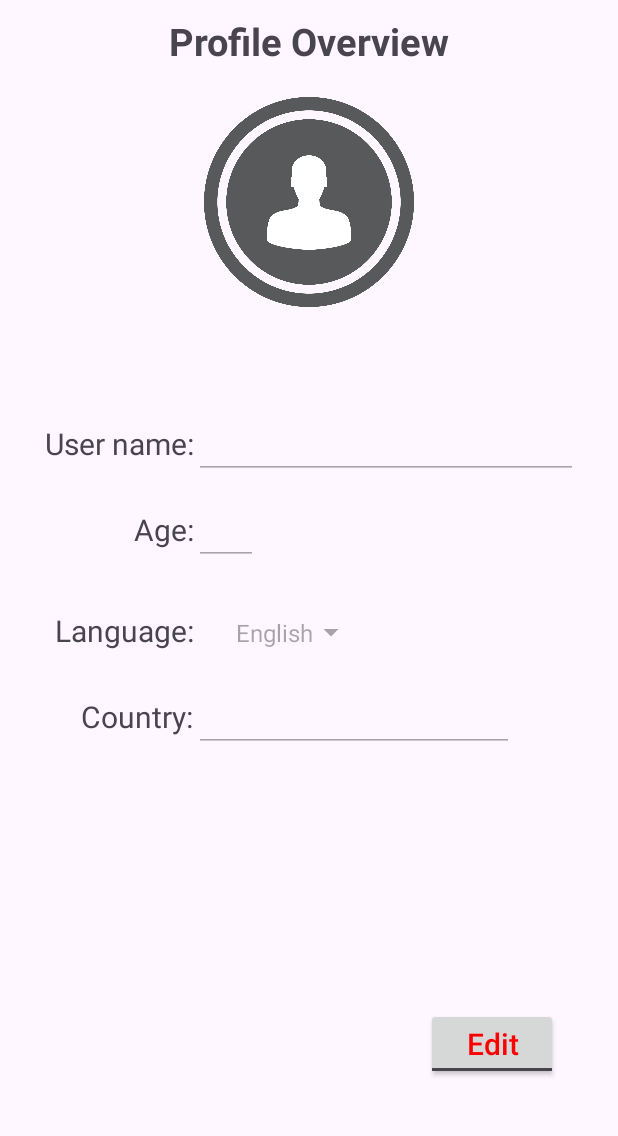
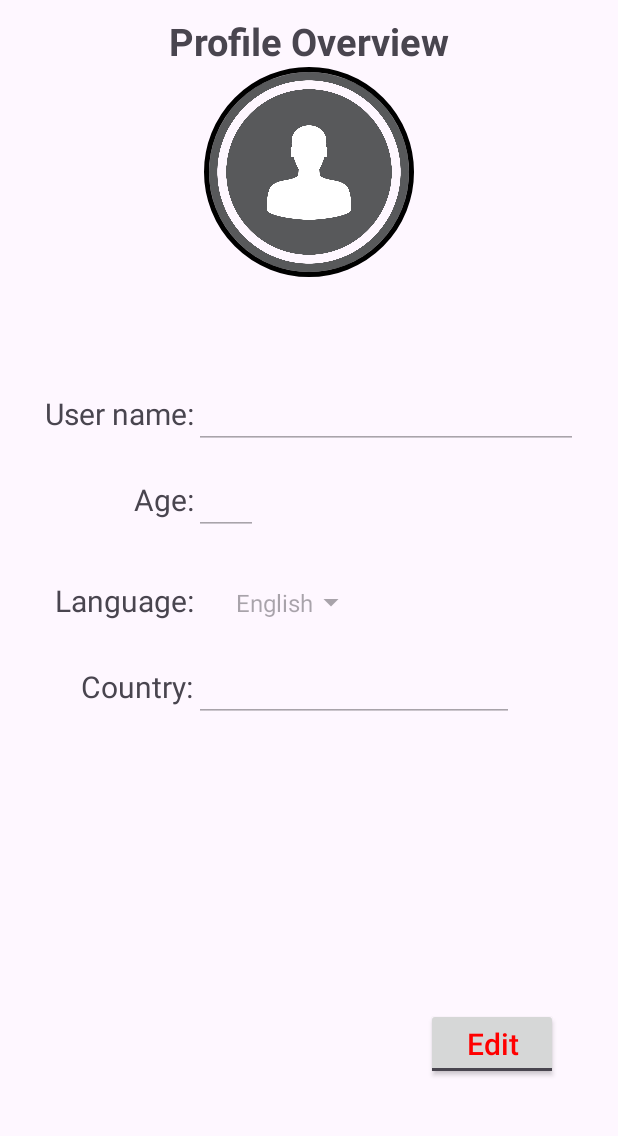
Before and after one commit to ndhnhan82/MasterSQL, an Android app: the screen it shows after launch once a user with an empty profile is signed in (MainActivity), in the side drawer, after a tap on "My profile", on a phone screen of 412 x 824 dp, the part 96-1232 px from its top. Run offline under Robolectric (Android 15) with nearby library versions, the phone set to English and light mode, and no system bars; our stand-ins replace CircleImageView, Firebase (no records; nobody signed in at launch, a user with empty details on screens opened directly); 3 statements that could not run were skipped.

Commit message:
Profile with image done

```diff
--- a/app/src/main/java/com/example/mastersql/MainActivity.java
+++ b/app/src/main/java/com/example/mastersql/MainActivity.java
@@ -51,6 +51,7 @@ public class MainActivity extends AppCompatActivity implements View.OnClickListe
     private DatabaseReference curUser;
     private String safeEmail;
 
+
     @Override
     protected void onCreate(Bundle savedInstanceState) {
         super.onCreate( savedInstanceState );
@@ -100,7 +101,8 @@ public class MainActivity extends AppCompatActivity implements View.OnClickListe
         storageReference.child( pathString ).getDownloadUrl().addOnSuccessListener( new OnSuccessListener<Uri>() {
             @Override
             public void onSuccess(Uri uri) {
-                Glide.with( getBaseContext() ).load( uri ).into( imgAvatar );
+
+                Glide.with(getBaseContext()).load( uri ).into( imgAvatar );
             }
         } );
 
--- a/app/src/main/java/fragments/Login.java
+++ b/app/src/main/java/fragments/Login.java
@@ -17,6 +17,8 @@ import com.example.mastersql.MainActivity;
 import com.example.mastersql.R;
 import com.google.android.material.textfield.TextInputEditText;
 import com.google.firebase.auth.FirebaseAuth;
+import com.google.firebase.database.DatabaseReference;
+import com.google.firebase.database.FirebaseDatabase;
 
 import model.User;
 
@@ -25,6 +27,8 @@ public class Login extends Fragment implements View.OnClickListener {
     TextView tvForgetPassword;
     private View mRootView;
     public static User user = new User( "your_email@abc.com" );
+
+    private DatabaseReference usersDatabase;
 
 
 
@@ -43,6 +47,7 @@ public class Login extends Fragment implements View.OnClickListener {
         tvForgetPassword = (TextView) mRootView.findViewById( R.id.tvForgetPass );
         btnLogin.setOnClickListener( this );
         tvForgetPassword.setOnClickListener( this );
+        usersDatabase = FirebaseDatabase.getInstance().getReference("Users");
     }
 
 
--- a/app/src/main/java/fragments/Profile.java
+++ b/app/src/main/java/fragments/Profile.java
@@ -143,7 +143,6 @@ public class Profile extends Fragment implements View.OnClickListener {
             @Override
             public void onSuccess(Uri uri) {
                 Glide.with( getContext() ).load( uri ).into( imgProfile );
-//                Glide.with(getContext()).load(uri).into(imgAvatar);
 
             }
         } ).addOnFailureListener( new OnFailureListener() {
--- a/app/src/main/java/fragments/Register.java
+++ b/app/src/main/java/fragments/Register.java
@@ -82,6 +82,7 @@ public class Register extends Fragment implements View.OnClickListener {
                                 user.setAge( 0 );
                                 user.setCountry( "" );
                                 user.setFullName( "" );
+                                user.setRole( User.roles.NormalUser );
 
                                 addUpdateUser(user);
                                 Intent intent = new Intent( getActivity(), MainActivity.class );
@@ -107,7 +108,7 @@ public class Register extends Fragment implements View.OnClickListener {
 
         builder = new AlertDialog.Builder( getContext() );
 
-        builder.setTitle( "Notification" )
+        builder.setTitle( "Message" )
                 .setMessage( message )
                 .setCancelable( true )
                 .setPositiveButton( "OK", new DialogInterface.OnClickListener() {
--- a/app/src/main/res/layout/fragment_profile.xml
+++ b/app/src/main/res/layout/fragment_profile.xml
@@ -17,17 +17,20 @@
         android:layout_marginTop="10dp"
         android:textSize="25sp"
         android:textStyle="bold"/>
-    <ImageView
+    <!-- circle image view to show the image -->
+    <de.hdodenhof.circleimageview.CircleImageView
         android:id="@+id/ivProfile"
-        android:layout_width="140dp"
-        android:layout_height="140dp"
-        android:layout_marginTop="20dp"
-        android:contentDescription="@string/profile_picture"
-        android:src="@drawable/ic_avatar_default"
+        app:civ_border_width= "3dp"
+        app:civ_border_color= "@color/black"
+        android:src= "@drawable/ic_avatar_default"
+        android:layout_centerInParent= "true"
+        android:layout_width= "140dp"
+        android:layout_height= "140dp"
         app:layout_constraintLeft_toLeftOf="parent"
         app:layout_constraintRight_toRightOf="parent"
-        app:layout_constraintTop_toBottomOf="@id/tvEditProfile" />
-    <TextView
+        app:layout_constraintTop_toBottomOf="@id/tvEditProfile"/>
+
+      <TextView
         android:id="@+id/tvEmail"
         android:layout_width="wrap_content"
         android:layout_height="wrap_content"
--- a/app/src/main/res/layout/layout_header_nav.xml
+++ b/app/src/main/res/layout/layout_header_nav.xml
@@ -7,7 +7,7 @@
     android:padding="20dp"
     android:gravity="bottom">
 
-    <ImageView
+    <de.hdodenhof.circleimageview.CircleImageView
         android:id="@+id/imgUser"
         android:contentDescription="@string/user_image"
         android:layout_width="80dp"
```
Also changed, not shown: app/src/main/java/model/User.java (+18 -2 lines).
